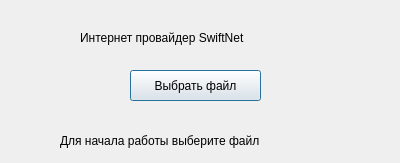
First picture: the form in OPD/menu.ui, repository ikherty/OPD, before the edit.
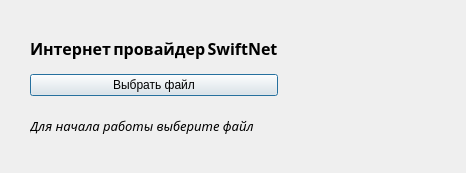
Second picture: the form after the edit.

Diff of the .ui file:
```diff
--- a/OPD/menu.ui
+++ b/OPD/menu.ui
@@ -6,51 +6,69 @@
    <rect>
     <x>0</x>
     <y>0</y>
-    <width>400</width>
-    <height>163</height>
+    <width>466</width>
+    <height>173</height>
    </rect>
   </property>
   <property name="windowTitle">
    <string>Dialog</string>
   </property>
+  <widget class="QWidget" name="">
+   <property name="geometry">
+    <rect>
+     <x>30</x>
+     <y>20</y>
+     <width>403</width>
+     <height>130</height>
+    </rect>
+   </property>
+   <layout class="QHBoxLayout" name="horizontalLayout">
+    <item>
+     <layout class="QVBoxLayout" name="verticalLayout">
+      <item>
   <widget class="QLabel" name="label">
-   <property name="geometry">
-    <rect>
-     <x>80</x>
-     <y>30</y>
-     <width>251</width>
-     <height>16</height>
-    </rect>
+        <property name="font">
+         <font>
+          <family>Noto Nastaliq Urdu</family>
+          <pointsize>12</pointsize>
+         </font>
    </property>
    <property name="text">
     <string>Интернет провайдер SwiftNet</string>
    </property>
   </widget>
+      </item>
+      <item>
   <widget class="QPushButton" name="pushButton">
-   <property name="geometry">
-    <rect>
-     <x>130</x>
-     <y>70</y>
-     <width>131</width>
-     <height>31</height>
-    </rect>
-   </property>
    <property name="text">
     <string>Выбрать файл</string>
    </property>
   </widget>
+      </item>
+      <item>
   <widget class="QLabel" name="label_2">
-   <property name="geometry">
-    <rect>
-     <x>60</x>
-     <y>130</y>
-     <width>291</width>
-     <height>21</height>
-    </rect>
+        <property name="font">
+         <font>
+          <family>Norasi</family>
+          <pointsize>10</pointsize>
+          <italic>true</italic>
+         </font>
    </property>
    <property name="text">
     <string>Для начала работы выберите файл</string>
    </property>
+       </widget>
+      </item>
+     </layout>
+    </item>
+    <item>
+     <widget class="QLabel" name="image">
+      <property name="text">
+       <string/>
+      </property>
+     </widget>
+    </item>
+   </layout>
   </widget>
  </widget>
  <resources/>
```
Lines whose indentation alone changed are shown as unchanged.
